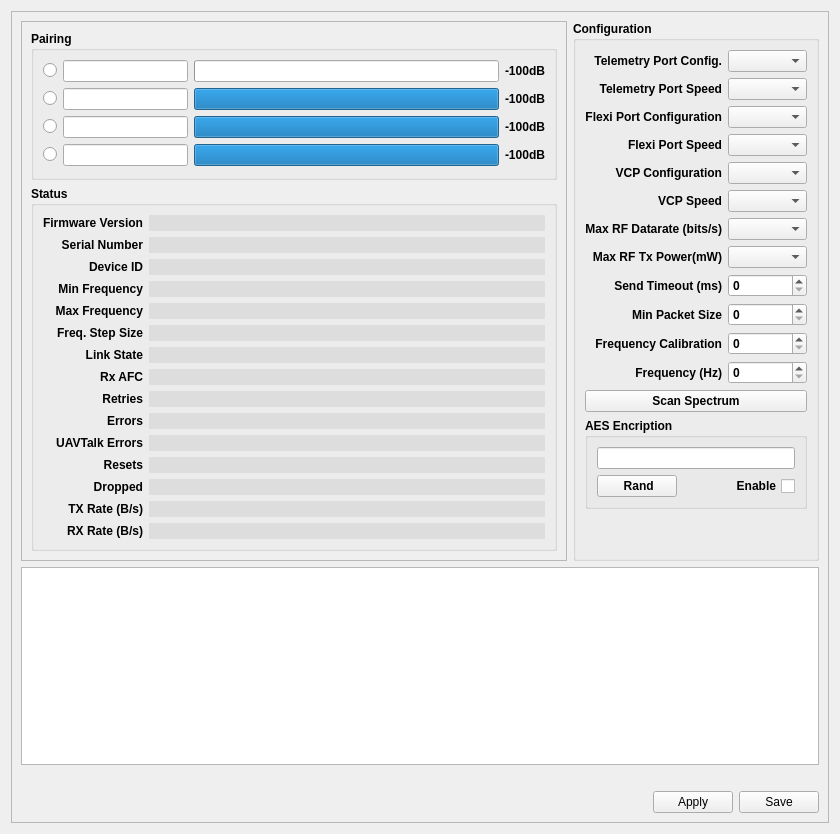
openpilot/OpenPilot, file ground/openpilotgcs/src/plugins/config/pipxtreme.ui: the form before one commit.
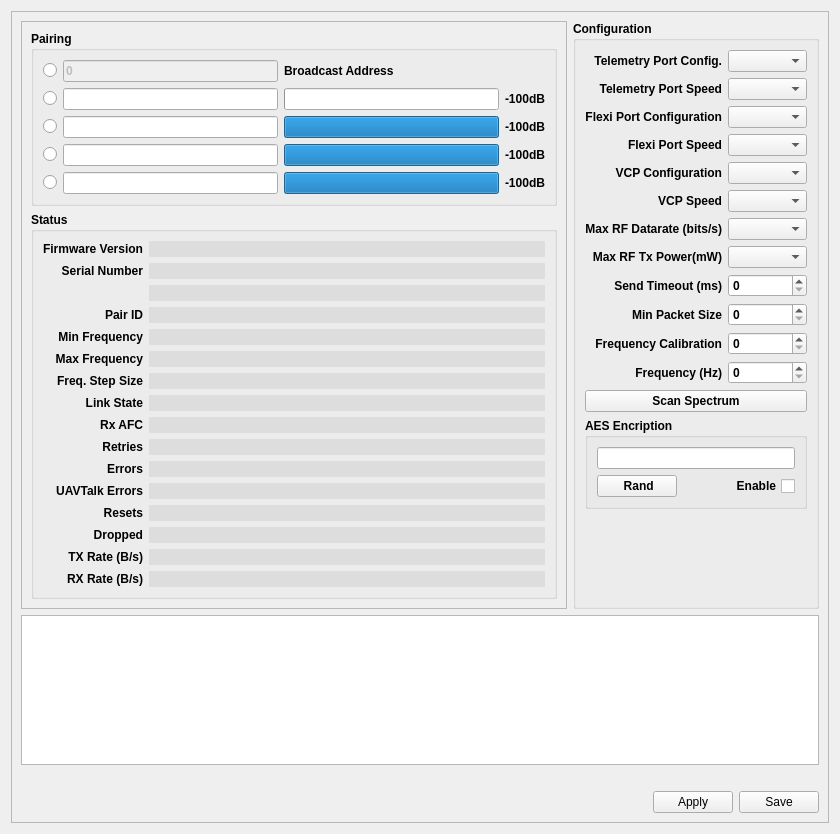
The form after the commit.

Commit message: Fixed setting of the PairID on PipX GCS and added selection for broadcast mode.

Patch:
```diff
--- a/ground/openpilotgcs/src/plugins/config/pipxtreme.ui
+++ b/ground/openpilotgcs/src/plugins/config/pipxtreme.ui
@@ -135,16 +135,40 @@
            </property>
            <layout class="QGridLayout" name="gridLayout_3">
             <item row="0" column="0">
+             <widget class="QRadioButton" name="PairSelectB">
+              <property name="text">
+               <string/>
+              </property>
+             </widget>
+            </item>
+            <item row="0" column="1">
+             <widget class="QLineEdit" name="PairIDB">
+              <property name="text">
+               <string>0</string>
+              </property>
+	      <property name="enabled">
+		<bool>false</bool>
+	      </property>
+             </widget>
+            </item>
+            <item row="0" column="2">
+             <widget class="QLabel" name="PaidIDBLabel">
+              <property name="text">
+               <string>Broadcast Address</string>
+              </property>
+             </widget>
+            </item>
+            <item row="1" column="0">
              <widget class="QRadioButton" name="PairSelect1">
               <property name="text">
                <string/>
               </property>
              </widget>
             </item>
-            <item row="0" column="1" colspan="2">
+            <item row="1" column="1">
              <widget class="QLineEdit" name="PairID1"/>
             </item>
-            <item row="0" column="3">
+            <item row="1" column="2">
              <widget class="QProgressBar" name="PairSignalStrengthBar1">
               <property name="minimum">
                <number>-127</number>
@@ -163,17 +187,24 @@
               </property>
              </widget>
             </item>
-            <item row="1" column="0">
+            <item row="1" column="3">
+             <widget class="QLabel" name="PairSignalStrengthLabel1">
+              <property name="text">
+               <string>-100dB</string>
+              </property>
+             </widget>
+            </item>
+            <item row="2" column="0">
              <widget class="QRadioButton" name="PairSelect2">
               <property name="text">
                <string/>
               </property>
              </widget>
             </item>
-            <item row="1" column="1" colspan="2">
+            <item row="2" column="1">
              <widget class="QLineEdit" name="PairID2"/>
             </item>
-            <item row="1" column="3">
+            <item row="2" column="2">
              <widget class="QProgressBar" name="PairSignalStrengthBar2">
               <property name="minimum">
                <number>-127</number>
@@ -192,17 +223,24 @@
               </property>
              </widget>
             </item>
-            <item row="2" column="0">
+            <item row="2" column="3">
+             <widget class="QLabel" name="PairSignalStrengthLabel2">
+              <property name="text">
+               <string>-100dB</string>
+              </property>
+             </widget>
+            </item>
+            <item row="3" column="0">
              <widget class="QRadioButton" name="PairSelect3">
               <property name="text">
                <string/>
               </property>
              </widget>
             </item>
-            <item row="2" column="1" colspan="2">
+            <item row="3" column="1">
              <widget class="QLineEdit" name="PairID3"/>
             </item>
-            <item row="2" column="3">
+            <item row="3" column="2">
              <widget class="QProgressBar" name="PairSignalStrengthBar3">
               <property name="minimum">
                <number>-127</number>
@@ -221,17 +259,24 @@
               </property>
              </widget>
             </item>
-            <item row="3" column="0">
+            <item row="3" column="3">
+             <widget class="QLabel" name="PairSignalStrengthLabel3">
+              <property name="text">
+               <string>-100dB</string>
+              </property>
+             </widget>
+            </item>
+            <item row="4" column="0">
              <widget class="QRadioButton" name="PairSelect4">
               <property name="text">
                <string/>
               </property>
              </widget>
             </item>
-            <item row="3" column="1" colspan="2">
+            <item row="4" column="1">
              <widget class="QLineEdit" name="PairID4"/>
             </item>
-            <item row="3" column="3">
+            <item row="4" column="2">
              <widget class="QProgressBar" name="PairSignalStrengthBar4">
               <property name="minimum">
                <number>-127</number>
@@ -250,28 +295,7 @@
               </property>
              </widget>
             </item>
-            <item row="0" column="4">
-             <widget class="QLabel" name="PairSignalStrengthLabel1">
-              <property name="text">
-               <string>-100dB</string>
-              </property>
-             </widget>
-            </item>
-            <item row="1" column="4">
-             <widget class="QLabel" name="PairSignalStrengthLabel2">
-              <property name="text">
-               <string>-100dB</string>
-              </property>
-             </widget>
-            </item>
-            <item row="2" column="4">
-             <widget class="QLabel" name="PairSignalStrengthLabel3">
-              <property name="text">
-               <string>-100dB</string>
-              </property>
-             </widget>
-            </item>
-            <item row="3" column="4">
+            <item row="4" column="3">
              <widget class="QLabel" name="PairSignalStrengthLabel4">
               <property name="text">
                <string>-100dB</string>
@@ -393,7 +417,69 @@
               </property>
              </widget>
             </item>
+            <item row="3" column="1">
+             <widget class="QLineEdit" name="DeviceID">
+              <property name="font">
+               <font>
+                <weight>75</weight>
+                <bold>true</bold>
+               </font>
+              </property>
+              <property name="styleSheet">
+               <string notr="true">QLineEdit {
+  border: none;
+  border-radius: 1px;
+  padding: 0 8px;
+  background: rgba(0, 0, 0, 16);
+/*  background: transparent; */
+/*     selection-background-color: darkgray;*/
+}</string>
+              </property>
+              <property name="frame">
+               <bool>false</bool>
+              </property>
+              <property name="readOnly">
+               <bool>true</bool>
+              </property>
+             </widget>
+            </item>
+            <item row="4" column="1">
+             <widget class="QLineEdit" name="PairID">
+              <property name="font">
+               <font>
+                <weight>75</weight>
+                <bold>true</bold>
+               </font>
+              </property>
+              <property name="styleSheet">
+               <string notr="true">QLineEdit {
+  border: none;
+  border-radius: 1px;
+  padding: 0 8px;
+  background: rgba(0, 0, 0, 16);
+/*  background: transparent; */
+/*     selection-background-color: darkgray;*/
+}</string>
+              </property>
+              <property name="frame">
+               <bool>false</bool>
+              </property>
+              <property name="readOnly">
+               <bool>true</bool>
+              </property>
+             </widget>
+            </item>
             <item row="4" column="0">
+             <widget class="QLabel" name="label_20">
+              <property name="text">
+               <string>Pair ID</string>
+              </property>
+              <property name="alignment">
+               <set>Qt::AlignRight|Qt::AlignTrailing|Qt::AlignVCenter</set>
+              </property>
+             </widget>
+            </item>
+            <item row="5" column="0">
              <widget class="QLabel" name="label_3">
               <property name="text">
                <string>Min Frequency</string>
@@ -403,7 +489,7 @@
               </property>
              </widget>
             </item>
-            <item row="4" column="1">
+            <item row="5" column="1">
              <widget class="QLineEdit" name="MinFrequency">
               <property name="sizePolicy">
                <sizepolicy hsizetype="Preferred" vsizetype="Fixed">
@@ -444,7 +530,7 @@
               </property>
              </widget>
             </item>
-            <item row="5" column="0">
+            <item row="6" column="0">
              <widget class="QLabel" name="label_4">
               <property name="text">
                <string>Max Frequency</string>
@@ -454,7 +540,7 @@
               </property>
              </widget>
             </item>
-            <item row="5" column="1">
+            <item row="6" column="1">
              <widget class="QLineEdit" name="MaxFrequency">
               <property name="sizePolicy">
                <sizepolicy hsizetype="Preferred" vsizetype="Fixed">
@@ -495,7 +581,7 @@
               </property>
              </widget>
             </item>
-            <item row="6" column="0">
+            <item row="7" column="0">
              <widget class="QLabel" name="label_12">
               <property name="text">
                <string>Freq. Step Size</string>
@@ -505,7 +591,7 @@
               </property>
              </widget>
             </item>
-            <item row="6" column="1">
+            <item row="7" column="1">
              <widget class="QLineEdit" name="FrequencyStepSize">
               <property name="sizePolicy">
                <sizepolicy hsizetype="Preferred" vsizetype="Fixed">
@@ -546,7 +632,7 @@
               </property>
              </widget>
             </item>
-            <item row="7" column="0">
+            <item row="8" column="0">
              <widget class="QLabel" name="label_11">
               <property name="text">
                <string>Link State</string>
@@ -556,7 +642,7 @@
               </property>
              </widget>
             </item>
-            <item row="7" column="1">
+            <item row="8" column="1">
              <widget class="QLineEdit" name="LinkState">
               <property name="sizePolicy">
                <sizepolicy hsizetype="Preferred" vsizetype="Fixed">
@@ -597,7 +683,7 @@
               </property>
              </widget>
             </item>
-            <item row="8" column="0">
+            <item row="9" column="0">
              <widget class="QLabel" name="label_17">
               <property name="text">
                <string>Rx AFC</string>
@@ -607,7 +693,7 @@
               </property>
              </widget>
             </item>
-            <item row="8" column="1">
+            <item row="9" column="1">
              <widget class="QLineEdit" name="RxAFC">
               <property name="font">
                <font>
@@ -630,7 +716,7 @@
               </property>
              </widget>
             </item>
-            <item row="9" column="0">
+            <item row="10" column="0">
              <widget class="QLabel" name="RetriesLabel">
               <property name="text">
                <string>Retries</string>
@@ -640,33 +726,33 @@
               </property>
              </widget>
             </item>
-            <item row="9" column="1">
-             <widget class="QLineEdit" name="Retries">
-              <property name="font">
-               <font>
-                <weight>75</weight>
-                <bold>true</bold>
-               </font>
-              </property>
-              <property name="styleSheet">
-               <string notr="true">QLineEdit {
-  border: none;
-  border-radius: 1px;
-  padding: 0 8px;
-  background: rgba(0, 0, 0, 16);
-/*  background: transparent; */
-/*     selection-background-color: darkgray;*/
-}</string>
-              </property>
-              <property name="frame">
-               <bool>false</bool>
-              </property>
-              <property name="readOnly">
-               <bool>true</bool>
-              </property>
-             </widget>
-            </item>
             <item row="10" column="1">
+             <widget class="QLineEdit" name="Retries">
+              <property name="font">
+               <font>
+                <weight>75</weight>
+                <bold>true</bold>
+               </font>
+              </property>
+              <property name="styleSheet">
+               <string notr="true">QLineEdit {
+  border: none;
+  border-radius: 1px;
+  padding: 0 8px;
+  background: rgba(0, 0, 0, 16);
+/*  background: transparent; */
+/*     selection-background-color: darkgray;*/
+}</string>
+              </property>
+              <property name="frame">
+               <bool>false</bool>
+              </property>
+              <property name="readOnly">
+               <bool>true</bool>
+              </property>
+             </widget>
+            </item>
+            <item row="11" column="1">
              <widget class="QLineEdit" name="Errors">
               <property name="font">
                <font>
@@ -692,7 +778,7 @@
               </property>
              </widget>
             </item>
-            <item row="10" column="0">
+            <item row="11" column="0">
              <widget class="QLabel" name="label_19">
               <property name="text">
                <string>Errors</string>
@@ -702,7 +788,7 @@
               </property>
              </widget>
             </item>
-            <item row="11" column="0">
+            <item row="12" column="0">
              <widget class="QLabel" name="UAVTalkErrorsLabel">
               <property name="text">
                <string>UAVTalk Errors</string>
@@ -712,7 +798,7 @@
               </property>
              </widget>
             </item>
-            <item row="11" column="1">
+            <item row="12" column="1">
              <widget class="QLineEdit" name="UAVTalkErrors">
               <property name="font">
                <font>
@@ -738,7 +824,7 @@
               </property>
              </widget>
             </item>
-            <item row="12" column="0">
+            <item row="13" column="0">
              <widget class="QLabel" name="ResetsLabel">
               <property name="text">
                <string>Resets</string>
@@ -748,7 +834,7 @@
               </property>
              </widget>
             </item>
-            <item row="12" column="1">
+            <item row="13" column="1">
              <widget class="QLineEdit" name="Resets">
               <property name="font">
                <font>
@@ -774,7 +860,7 @@
               </property>
              </widget>
             </item>
-            <item row="13" column="0">
+            <item row="14" column="0">
              <widget class="QLabel" name="DroppedLabel">
               <property name="text">
                <string>Dropped</string>
@@ -784,7 +870,7 @@
               </property>
              </widget>
             </item>
-            <item row="13" column="1">
+            <item row="14" column="1">
              <widget class="QLineEdit" name="Dropped">
               <property name="font">
                <font>
@@ -810,7 +896,7 @@
               </property>
              </widget>
             </item>
-            <item row="14" column="0">
+            <item row="15" column="0">
              <widget class="QLabel" name="TXRateLabel">
               <property name="text">
                <string>TX Rate (B/s)</string>
@@ -820,7 +906,7 @@
               </property>
              </widget>
             </item>
-            <item row="14" column="1">
+            <item row="15" column="1">
              <widget class="QLineEdit" name="TXRate">
               <property name="font">
                <font>
@@ -846,7 +932,7 @@
               </property>
              </widget>
             </item>
-            <item row="15" column="0">
+            <item row="16" column="0">
              <widget class="QLabel" name="RXRateLabel">
               <property name="text">
                <string>RX Rate (B/s)</string>
@@ -856,7 +942,7 @@
               </property>
              </widget>
             </item>
-            <item row="15" column="1">
+            <item row="16" column="1">
              <widget class="QLineEdit" name="RXRate">
               <property name="font">
                <font>
@@ -882,42 +968,6 @@
               </property>
              </widget>
             </item>
-            <item row="3" column="1">
-             <widget class="QLineEdit" name="DeviceID">
-              <property name="font">
-               <font>
-                <weight>75</weight>
-                <bold>true</bold>
-               </font>
-              </property>
-              <property name="styleSheet">
-               <string notr="true">QLineEdit {
-  border: none;
-  border-radius: 1px;
-  padding: 0 8px;
-  background: rgba(0, 0, 0, 16);
-/*  background: transparent; */
-/*     selection-background-color: darkgray;*/
-}</string>
-              </property>
-              <property name="frame">
-               <bool>false</bool>
-              </property>
-              <property name="readOnly">
-               <bool>true</bool>
-              </property>
-             </widget>
-            </item>
-            <item row="3" column="0">
-             <widget class="QLabel" name="label_20">
-              <property name="text">
-               <string>Device ID</string>
-              </property>
-              <property name="alignment">
-               <set>Qt::AlignRight|Qt::AlignTrailing|Qt::AlignVCenter</set>
-              </property>
-             </widget>
-            </item>
            </layout>
           </widget>
          </item>
```
The commit also changes 1 other file.
